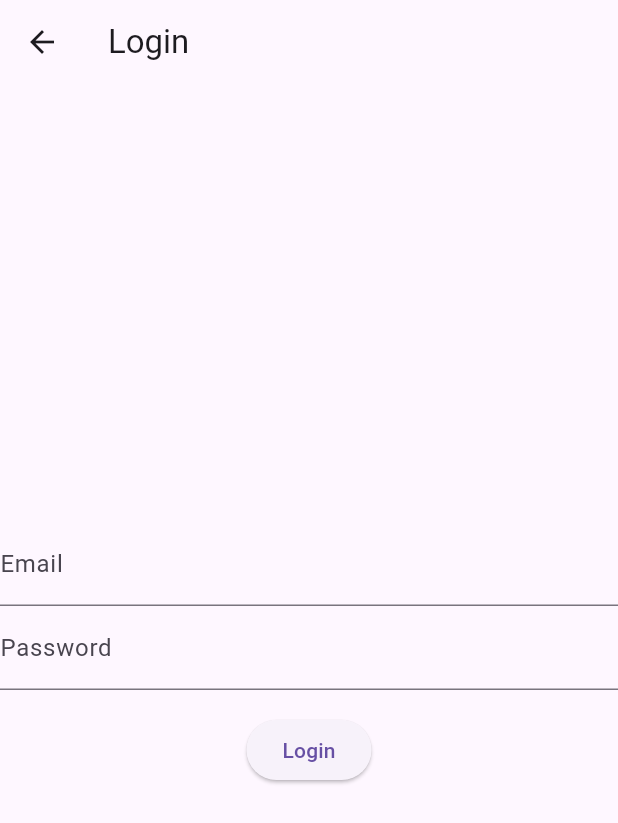
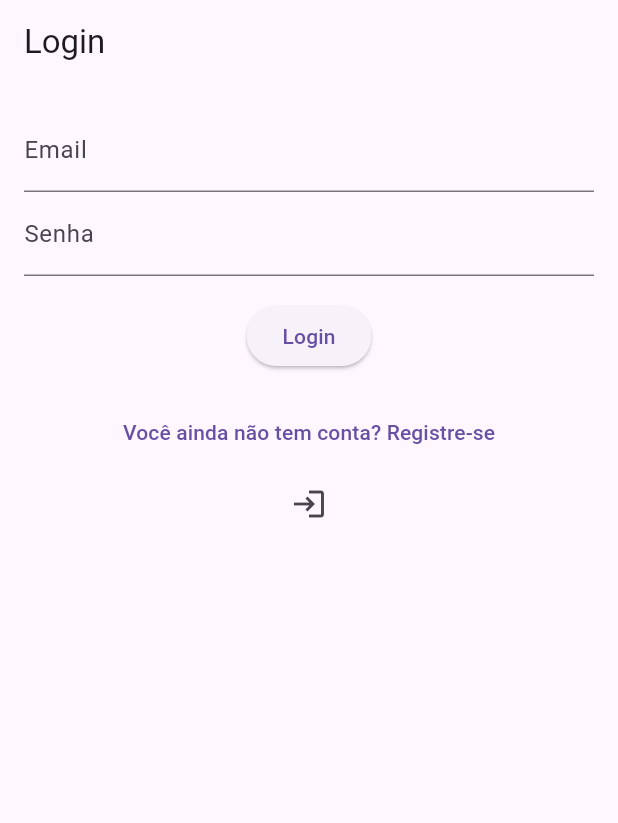
Before and after one commit to HiroshiM10/Trabalho_Restaurantes, a Flutter app: the LoginPage screen opened directly, on a phone screen of 412 x 824 dp. Shown: the top 823 px of the screen. Run offline on Flutter 3.47's test engine with Material 3 defaults, Android fonts, the phone set to English and light mode, and no system bars; our stand-ins replace firebase_auth, firebase_core; missing offline and left inert: trabalho_hamburguerias; accounts and stored records are empty; generated files the repository leaves out were written again.

Commit message:
Update login_page.dart

```diff
--- a/lib/login_page.dart
+++ b/lib/login_page.dart
@@ -1,44 +1,29 @@
 import 'package:flutter/material.dart';
+import 'package:firebase_auth/firebase_auth.dart';
 import 'package:trabalho_hamburguerias/hamburgueria_list.dart';
-import 'package:firebase_auth/firebase_auth.dart';
 
-class LoginPage extends StatefulWidget {
-  @override
-  _LoginPageState createState() => _LoginPageState();
-}
+import 'register_page.dart';
+//import 'forget_password.dart';
+//import 'home.dart';
 
-class _LoginPageState extends State<LoginPage> {
-  final TextEditingController _emailController = TextEditingController();
-  final TextEditingController _passwordController = TextEditingController();
+class LoginPage extends StatelessWidget {
+  final TextEditingController emailController = TextEditingController();
+  final TextEditingController passwordController = TextEditingController();
+  String errorMessage = '';
 
-  String _errorMessage = '';
-
-  Future<void> _login() async {
+  void _loginUser(BuildContext context) async {
     try {
-      UserCredential userCredential = await FirebaseAuth.instance.signInWithEmailAndPassword(
-        email: _emailController.text.trim(),
-        password: _passwordController.text.trim(),
+      await FirebaseAuth.instance.signInWithEmailAndPassword(
+        email: emailController.text,
+        password: passwordController.text,
       );
-      // Se a autenticação for bem-sucedida, navegue para a tela da lista de hamburguerias
-      if (userCredential.user != null) {
-        Navigator.pushReplacement(
-          context,
-          MaterialPageRoute(builder: (context) => HamburgueriaList()),
-        );
-      }
-    } catch (error) {
-      // Verifica se o erro é do tipo FirebaseAuthException
-      if (error is FirebaseAuthException) {
-        // Exibe a mensagem de erro específica retornado pelo Firebase
-        setState(() {
-          _errorMessage = 'Erro de autenticação: ${error.message}';
-        });
-      } else {
-        // Se não for, exibe um erro genérico
-        setState(() {
-          _errorMessage = 'Erro desconhecido: $error';
-        });
-      }
+      Navigator.push(
+        context,
+        MaterialPageRoute(builder: (context) => HamburgueriaList()),
+      );
+    } catch (e) {
+      print('Error: $e');
+      errorMessage = 'Credenciais inválidas. Por favor, verifique e tente novamente.';
     }
   }
 
@@ -46,32 +31,71 @@ class _LoginPageState extends State<LoginPage> {
   Widget build(BuildContext context) {
     return Scaffold(
       appBar: AppBar(
-        title: Text('Login'),
+        automaticallyImplyLeading: false,
+        title: const Text('Login'),
       ),
-      body: Center(
+      body: Padding(
+        padding: const EdgeInsets.all(16.0),
         child: Column(
-          mainAxisAlignment: MainAxisAlignment.center,
           children: [
             TextField(
-              controller: _emailController,
-              decoration: InputDecoration(labelText: 'Email'),
+              controller: emailController,
+              decoration: const InputDecoration(
+                labelText: 'Email',
+              ),
             ),
             TextField(
-              controller: _passwordController,
-              decoration: InputDecoration(labelText: 'Password'),
+              controller: passwordController,
+              decoration: const InputDecoration(
+                labelText: 'Senha',
+              ),
               obscureText: true,
             ),
-            SizedBox(height: 16),
+            const SizedBox(height: 16.0),
             ElevatedButton(
-              onPressed: _login,
-              child: Text('Login'),
+              onPressed: () => _loginUser(context),
+              child: const Text('Login'),
             ),
-            SizedBox(height: 8),
-            if (_errorMessage.isNotEmpty)
-              Text(
-                _errorMessage,
-                style: TextStyle(color: Colors.red),
-              ),
+            errorMessage.isNotEmpty
+                ? Padding(
+                    padding: const EdgeInsets.symmetric(vertical: 8.0),
+                    child: Text(
+                      errorMessage,
+                      style: TextStyle(color: Colors.red),
+                    ),
+                  )
+                : Container(),
+            const SizedBox(height: 16.0),
+            TextButton(
+              onPressed: () {
+                Navigator.push(
+                  context,
+                  MaterialPageRoute(builder: (context) => RegisterPage()),
+                );
+              },
+              child: const Text("Você ainda não tem conta? Registre-se"),
+            ),
+            // const SizedBox(height: 16.0),
+            // TextButton(
+            //   onPressed: () {
+            //     Navigator.push(
+            //       context,
+            //       MaterialPageRoute(builder: (context) => ForgetPasswordPage()),
+            //     );
+            //   },
+            //   child: const Text('Esqueceu a senha?'),
+            // ),
+            IconButton(
+            onPressed: () async {
+
+                Navigator.push(
+                  context,
+                  MaterialPageRoute(builder: (context) => HamburgueriaList()),
+                );
+
+            },
+            icon: Icon(Icons.login),
+          ),
           ],
         ),
       ),
```
